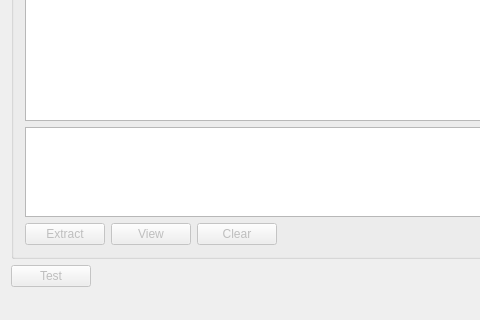
This is archive-manager/mainwindow.ui in hgroover/uni-gui-tools as Qt 5 draws it before an edit; both pictures show x 0 to 480 and y 360 to 680 of the 727 by 680 pixel window. The edited form follows.
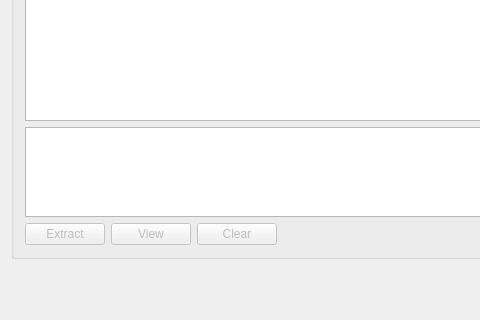
This is the edited form.

```diff
--- a/archive-manager/mainwindow.ui
+++ b/archive-manager/mainwindow.ui
@@ -237,16 +237,6 @@
     </item>
     <item>
      <layout class="QHBoxLayout" name="horizontalLayout">
-      <item>
-       <widget class="QPushButton" name="pushButton">
-        <property name="enabled">
-         <bool>false</bool>
-        </property>
-        <property name="text">
-         <string>Test</string>
-        </property>
-       </widget>
-      </item>
       <item>
        <spacer name="horizontalSpacer">
         <property name="orientation">
```
